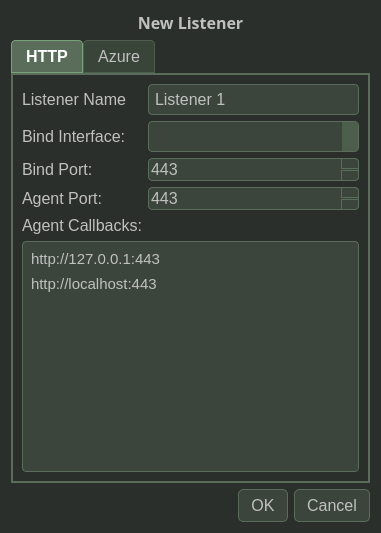
Before: the Qt Designer form windows/listenersdialog.ui in 2ptr/StrataC2, drawn with Qt 5.
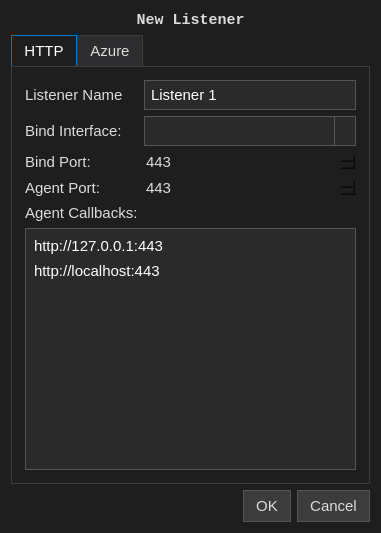
After: the same form once the commit is applied.

```diff
--- a/windows/listenersdialog.ui
+++ b/windows/listenersdialog.ui
@@ -16,37 +16,30 @@
   <property name="styleSheet">
    <string notr="true">/* === Global Base === */
 * {
-    font-family: &quot;Fira Code&quot;, &quot;Consolas&quot;, monospace;
-    font-size: 12pt;
-    color: #c0c0c0;
+    font-family: &quot;Consolas&quot;, &quot;JetBrains Mono&quot;, &quot;monospace&quot;;
+    font-size: 11pt;
+    color: #dcdcdc;
+    background: none;
 }
 
-/* === Main Window Gradient === */
-QMainWindow {
-    background: qlineargradient(x1:0, y1:0, x2:0, y2:1,
-                                stop:0 #2a2f2a, stop:1 #303d30);
-}
-
-/* === QWidget default === */
-QWidget {
-    background-color: #2b2f2b;
+/* === Main Background === */
+QMainWindow, QWidget {
+    background-color: #1e1e1e;
     border: none;
 }
 
 /* === QMenuBar === */
 QMenuBar {
-    background-color: #2b2f2b;
-    color: #c0c0c0;
-    font-size: 11pt;
-    padding: 2px;
+    background-color: #252526;
+    color: #dcdcdc;
+    padding: 4px;
 }
 QMenuBar::item {
-    padding: 2px 22px;
-    font-size: 11pt;
+    padding: 6px 12px;
 }
 QMenuBar::item:selected {
-    background-color: #4d5e4d;
-    color: #ffffff;
+    background-color: #007acc;
+    color: white;
 }
 
 /* === QMenu === */
@@ -61,10 +54,10 @@
 
 /* === QPushButton === */
 QPushButton {
-    background-color: #3b453b;
-    border: 1px solid #5a6d5a;
-    border-radius: 5px;
+    background-color: #3c3c3c;
+    border: 1px solid #555;
     padding: 6px 12px;
+    color: #dcdcdc;
 }
 QPushButton:hover {
     background-color: #4d5e4d;
@@ -74,143 +67,185 @@
     border-color: #78a378;
 }
 QPushButton:disabled {
-    background-color: #4d5e4d;
-    color: #888;
+    background-color: #2a2a2a;
+    color: #777;
     border-color: #444;
 }
 
 /* === QLineEdit / QTextEdit === */
 QLineEdit, QTextEdit {
-    background-color: #3b453b;
-    border: 1px solid #5a6d5a;
-    border-radius: 4px;
+    background-color: #2a2a2a;
+    border: 1px solid #555;
+    color: #ffffff;
+    selection-background-color: #007acc;
+    selection-color: #ffffff;
     padding: 4px;
-    selection-background-color: #5a6d5a;
-    selection-color: #000;
 }
 
-/* === QTableWidget === */
-QTableWidget {
-    background-color: #3b453b;
-    border: 1px solid #5a6d5a;
-    gridline-color: #495e49;
-    selection-background-color: #5a6d5a;
-    selection-color: #000;
+/* === QPlainTextEdit (e.g., console output) === */
+QPlainTextEdit {
+    background-color: #2a2a2a;
+    border: 1px solid #555;
+    color: #ffffff;
+    selection-background-color: #007acc;
+    selection-color: #ffffff;
+}
+
+/* === QTableWidget / QTableView === */
+QTableWidget, QTableView {
+    background-color: #262626;
+    color: #ffffff;
+    border: 1px solid #444;
+    gridline-color: #666;
+    selection-background-color: #007acc;
+    selection-color: #ffffff;
+    alternate-background-color: #1e1e1e;
 }
 QHeaderView::section {
-    background-color: #4d5e4d;
-    color: #c0c0c0;
-    border: 1px solid #495e49;
+    background-color: #333;
+    color: #dcdcdc;
+    border: 1px solid #444;
     padding: 4px;
 }
-QTableCornerButton::section {
-    background: #4d5e4d;
-    border: 1px solid #495e49;
+
+/* === QListWidget / QListView === */
+QListWidget, QListView {
+    background-color: #262626;
+    border: 1px solid #444;
+    color: #ffffff;
+}
+QListWidget::item:selected, QListView::item:selected {
+    background-color: #007acc;
+    color: #ffffff;
 }
 
 /* === QTabWidget === */
 QTabWidget::pane {
-    border: 2px solid #5a6d5a;
+    border: 1px solid #3c3c3c;
+    padding: 4px;
 }
 QTabBar::tab {
-    background: #3a453a;
-    border: 1px solid #4d5e4d;
-    padding: 6px 14px;
-    border-top-left-radius: 4px;
-    border-top-right-radius: 4px;
+    background-color: #2d2d30;
+    color: #dcdcdc;
+    padding: 6px 12px;
+    border: 1px solid #3c3c3c;
+    border-bottom: none;
 }
 QTabBar::tab:selected {
-    background: #5a6d5a;
+    background-color: #1e1e1e;
+    color: white;
+    border: 1px solid #007acc;
+    border-bottom: none;
+}
+QTabBar::tab:hover {
+    background-color: #383838;
+}
+
+/* === QToolBar === */
+QToolBar {
+    background-color: #2d2d30;
+    border-bottom: 1px solid #3c3c3c;
+    spacing: 6px;
+}
+QToolButton {
+    background-color: #2d2d30;
+    border: none;
+    padding: 6px;
+    margin: 2px;
+    color: #dcdcdc;
+}
+QToolButton:hover {
+    background-color: #3a3a3a;
+}
+QToolButton:pressed {
+    background-color: #007acc;
     color: #ffffff;
-    font-weight: bold;
-    border: 1px solid #78a378;
 }
 
 /* === QScrollBar === */
 QScrollBar:vertical, QScrollBar:horizontal {
-    background: #2a2f2a;
+    background: #1e1e1e;
     border: none;
+    margin: 0px;
     width: 12px;
+    height: 12px;
 }
-QScrollBar::handle {
-    background: #5a6d5a;
+QScrollBar::handle:vertical, QScrollBar::handle:horizontal {
+    background: #555;
+    min-height: 20px;
+    min-width: 20px;
     border-radius: 6px;
 }
 QScrollBar::handle:hover {
     background: #78a378;
 }
 QScrollBar::add-line, QScrollBar::sub-line {
+    height: 0px;
+    width: 0px;
+}
+QScrollBar::add-page, QScrollBar::sub-page {
     background: none;
-    border: none;
+}
+
+/* === QCheckBox === */
+QCheckBox {
+    color: #dcdcdc;
+}
+QCheckBox::indicator {
+    width: 14px;
+    height: 14px;
+}
+QCheckBox::indicator:unchecked {
+    border: 1px solid #555;
+    background-color: #2a2a2a;
+}
+QCheckBox::indicator:checked {
+    background-color: #007acc;
+    border: 1px solid #007acc;
 }
 
 /* === QComboBox === */
 QComboBox {
-    background-color: #3b453b;
-    border: 1px solid #5a6d5a;
-    border-radius: 4px;
+    background-color: #2a2a2a;
+    border: 1px solid #555;
     padding: 4px;
+    color: #ffffff;
+}
+QComboBox:hover {
+    border: 1px solid #007acc;
 }
 QComboBox::drop-down {
-    border-left: 1px solid #495e49;
-    background: #4d5e4d;
-}
-QComboBox QAbstractItemView {
-    background-color: #4d5e4d;
-    border: 1px solid #5a6d5a;
-    selection-background-color: #5a6d5a;
-    selection-color: #000;
-}
-
-/* === QListWidget / QTreeView === */
-QListWidget, QTreeView {
-    background-color: #3b453b;
-    border: 1px solid #5a6d5a;
-}
-QListWidget::item:selected, QTreeView::item:selected {
-    background-color: #5a6d5a;
-    color: #000;
-    font-weight: bold;
-}
-
-/* === QSpinBox === */
-QSpinBox {
-    background-color: #3b453b;
-    border: 1px solid #5a6d5a;
-    border-radius: 4px;
-    padding-right: 20px;
-    color: #c0c0c0;
-}
-QSpinBox::up-button, QSpinBox::down-button {
-    background-color: #3b453b;
-    border: 1px solid #5a6d5a;
-    width: 16px;
-    subcontrol-origin: border;
-}
-QSpinBox::up-button {
+    subcontrol-origin: padding;
     subcontrol-position: top right;
-    border-top-right-radius: 4px;
+    width: 20px;
+    border-left: 1px solid #555;
+    background-color: #2a2a2a;
 }
-QSpinBox::down-button {
-    subcontrol-position: bottom right;
-    border-bottom-right-radius: 4px;
+QComboBox QAbstractItemView {
+    background-color: #262626;
+    color: #ffffff;
+    selection-background-color: #007acc;
+    selection-color: #ffffff;
 }
 QSpinBox::up-button:hover, QSpinBox::down-button:hover {
     background-color: #4d5e4d;
 }
 
-/* === QLabel === */
-QLabel {
-    color: #c0c0c0;
+/* === QGroupBox === */
+QGroupBox {
+    border: 1px solid #3c3c3c;
+    margin-top: 20px;
 }
+QGroupBox::title {
+    subcontrol-origin: margin;
+    subcontrol-position: top left;
+    padding: 0 4px;
+    color: #dcdcdc;
+}
 
-/* === ToolTip === */
-QToolTip {
-    background-color: #5a6d5a;
-    color: #000;
-    border: 1px solid #78a378;
-    padding: 4px;
-    border-radius: 4px;
+Line{
+color:white;
+border: 1px solid #444;
 }
 </string>
   </property>
@@ -219,8 +254,8 @@
     <widget class="QLabel" name="label">
      <property name="font">
       <font>
-       <family>Fira Code</family>
-       <pointsize>12</pointsize>
+       <family>Consolas</family>
+       <pointsize>11</pointsize>
        <bold>true</bold>
       </font>
      </property>
@@ -329,9 +364,9 @@
 hr { height: 1px; border-width: 0; }
 li.unchecked::marker { content: &quot;\2610&quot;; }
 li.checked::marker { content: &quot;\2612&quot;; }
-&lt;/style&gt;&lt;/head&gt;&lt;body style=&quot; font-family:'Fira Code','Consolas','monospace'; font-size:12pt; font-weight:400; font-style:normal;&quot;&gt;
-&lt;p style=&quot; margin-top:7px; margin-bottom:7px; margin-left:0px; margin-right:0px; -qt-block-indent:0; text-indent:0px;&quot;&gt;&lt;span style=&quot; font-size:11pt;&quot;&gt;http://127.0.0.1:443&lt;/span&gt;&lt;/p&gt;
-&lt;p style=&quot; margin-top:7px; margin-bottom:7px; margin-left:0px; margin-right:0px; -qt-block-indent:0; text-indent:0px;&quot;&gt;&lt;span style=&quot; font-size:11pt;&quot;&gt;http://localhost:443&lt;/span&gt;&lt;/p&gt;&lt;/body&gt;&lt;/html&gt;</string>
+&lt;/style&gt;&lt;/head&gt;&lt;body style=&quot; font-family:'Consolas','JetBrains Mono','monospace'; font-size:11pt; font-weight:400; font-style:normal;&quot;&gt;
+&lt;p style=&quot; margin-top:7px; margin-bottom:7px; margin-left:0px; margin-right:0px; -qt-block-indent:0; text-indent:0px;&quot;&gt;&lt;span style=&quot; font-family:'Fira Code','Consolas','monospace';&quot;&gt;http://127.0.0.1:443&lt;/span&gt;&lt;/p&gt;
+&lt;p style=&quot; margin-top:7px; margin-bottom:7px; margin-left:0px; margin-right:0px; -qt-block-indent:0; text-indent:0px;&quot;&gt;&lt;span style=&quot; font-family:'Fira Code','Consolas','monospace';&quot;&gt;http://localhost:443&lt;/span&gt;&lt;/p&gt;&lt;/body&gt;&lt;/html&gt;</string>
          </property>
          <property name="placeholderText">
           <string>www.constoso.com</string>
```
Left out of the diff: 19 changed lines with no effect on the pictures.
